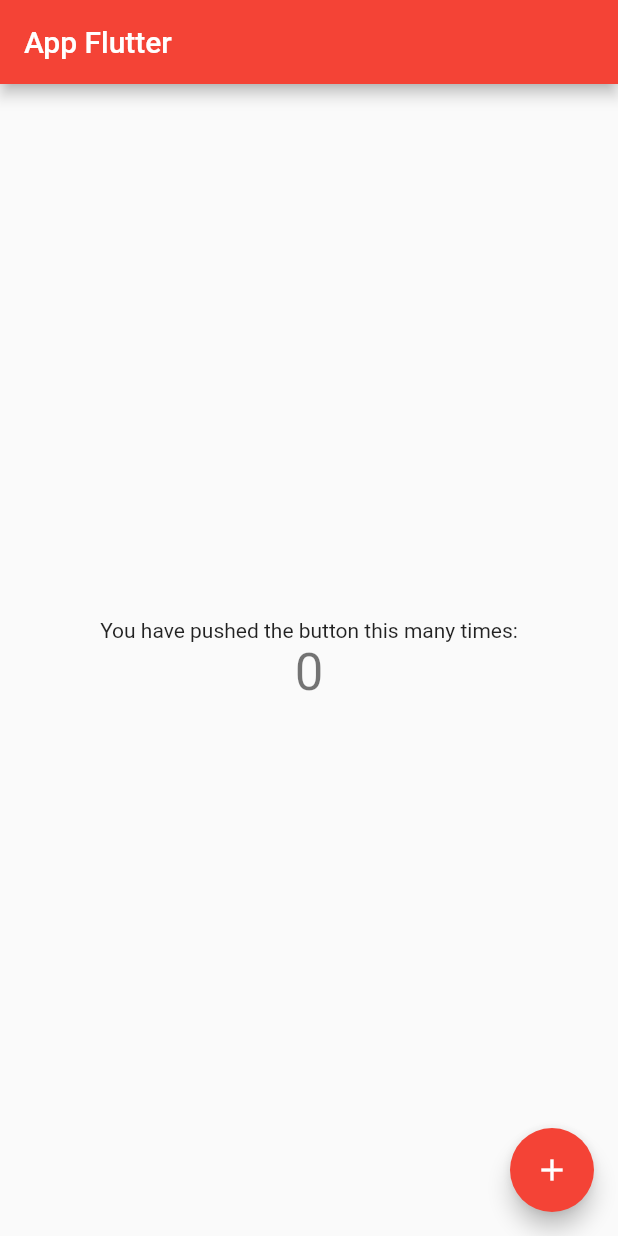
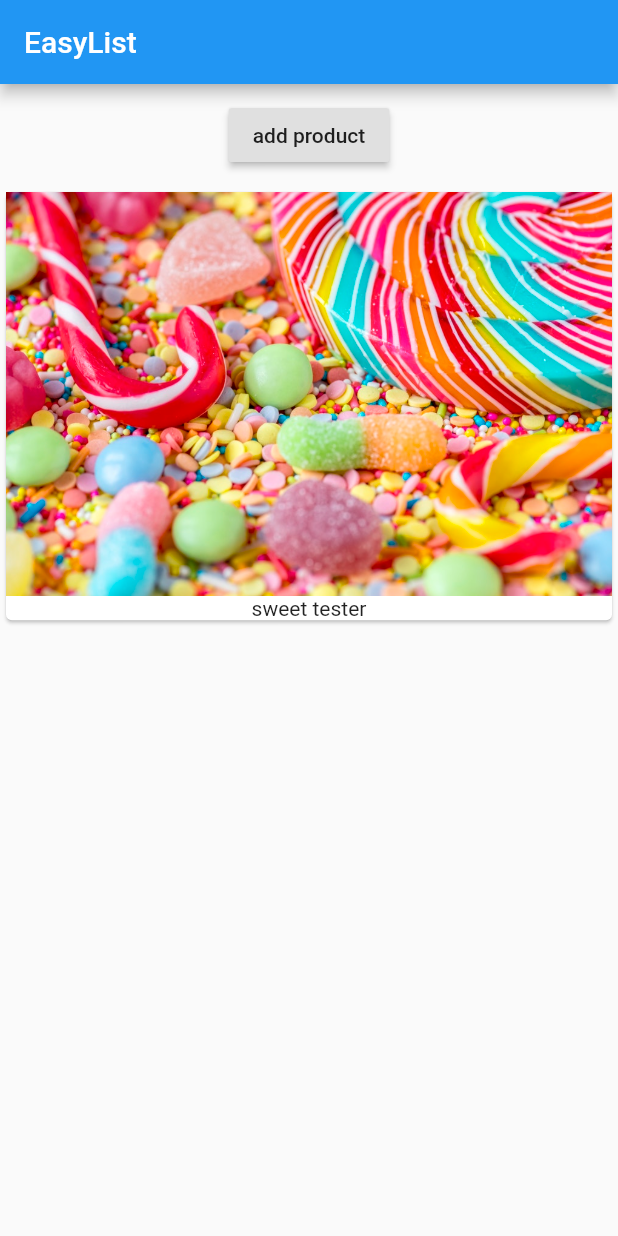
Before and after one commit to taioo/Take-a-question, a Flutter app: the screen it shows after launch, on a phone screen of 412 x 824 dp. Run offline on Flutter 3.47's test engine with Material 2 defaults, Android fonts, the phone set to English and light mode, and no system bars.

Commit message:
first app view

```diff
--- a/lib/MyApp.dart
+++ /dev/null
@@ -1,26 +0,0 @@
-import 'package:flutter/material.dart';
-import 'MyHomePage.dart';
-
-
-class MyApp extends StatelessWidget {
-  // This widget is the root of your application.
-  @override
-  Widget build(BuildContext context) {
-    return MaterialApp(
-      title: 'Flutter Demo',
-      theme: ThemeData(
-        // This is the theme of your application.
-        //
-        // Try running your application with "flutter run". You'll see the
-        // application has a blue toolbar. Then, without quitting the app, try
-        // changing the primarySwatch below to Colors.green and then invoke
-        // "hot reload" (press "r" in the console where you ran "flutter run",
-        // or simply save your changes to "hot reload" in a Flutter IDE).
-        // Notice that the counter didn't reset back to zero; the application
-        // is not restarted.
-        primarySwatch: Colors.red,
-      ),
-      home: MyHomePage(title: 'App Flutter'),
-    );
-  }
-}
--- a/lib/MyHomePage.dart
+++ /dev/null
@@ -1,21 +0,0 @@
-import 'package:flutter/material.dart';
-import 'MyHomePageState.dart';
-
-
-class MyHomePage extends StatefulWidget {
-  MyHomePage({Key key, this.title}) : super(key: key);
-
-  // This widget is the home page of your application. It is stateful, meaning
-  // that it has a State object (defined below) that contains fields that affect
-  // how it looks.
-
-  // This class is the configuration for the state. It holds the values (in this
-  // case the title) provided by the parent (in this case the App widget) and
-  // used by the build method of the State. Fields in a Widget subclass are
-  // always marked "final".
-
-  final String title;
-
-  @override
-  MyHomePageState createState() => MyHomePageState();
-}
--- a/lib/MyHomePageState.dart
+++ /dev/null
@@ -1,68 +0,0 @@
-import 'package:flutter/material.dart';
-import 'MyHomePage.dart';
-class MyHomePageState extends State<MyHomePage> {
-  int counter = 0;
-
-  void _incrementCounter() {
-    setState(() {
-      // This call to setState tells the Flutter framework that something has
-      // changed in this State, which causes it to rerun the build method below
-      // so that the display can reflect the updated values. If we changed
-      // _counter without calling setState(), then the build method would not be
-      // called again, and so nothing would appear to happen.
-      counter++;
-    });
-  }
-
-  @override
-  Widget build(BuildContext context) {
-    // This method is rerun every time setState is called, for instance as done
-    // by the _incrementCounter method above.
-    //
-    // The Flutter framework has been optimized to make rerunning build methods
-    // fast, so that you can just rebuild anything that needs updating rather
-    // than having to individually change instances of widgets.
-    return Scaffold(
-      appBar: AppBar(
-        // Here we take the value from the MyHomePage object that was created by
-        // the App.build method, and use it to set our appbar title.
-        title: Text(widget.title),
-      ),
-      body: Center(
-        // Center is a layout widget. It takes a single child and positions it
-        // in the middle of the parent.
-        child: Column(
-          // Column is also layout widget. It takes a list of children and
-          // arranges them vertically. By default, it sizes itself to fit its
-          // children horizontally, and tries to be as tall as its parent.
-          //
-          // Invoke "debug painting" (press "p" in the console, choose the
-          // "Toggle Debug Paint" action from the Flutter Inspector in Android
-          // Studio, or the "Toggle Debug Paint" command in Visual Studio Code)
-          // to see the wireframe for each widget.
-          //
-          // Column has various properties to control how it sizes itself and
-          // how it positions its children. Here we use mainAxisAlignment to
-          // center the children vertically; the main axis here is the vertical
-          // axis because Columns are vertical (the cross axis would be
-          // horizontal).
-          mainAxisAlignment: MainAxisAlignment.center,
-          children: <Widget>[
-            Text(
-              'You have pushed the button this many times:',
-            ),
-            Text(
-              '$counter',
-              style: Theme.of(context).textTheme.display1,
-            ),
-          ],
-        ),
-      ),
-      floatingActionButton: FloatingActionButton(
-        onPressed: _incrementCounter,
-        tooltip: 'Increment',
-        child: Icon(Icons.add),
-      ), // This trailing comma makes auto-formatting nicer for build methods.
-    );
-  }
-}
--- a/lib/main.dart
+++ b/lib/main.dart
@@ -1,4 +1,18 @@
 import 'package:flutter/material.dart';
-import 'MyApp.dart';
+import './pruduct_manager.dart';
 
 void main() => runApp(MyApp());
+
+class MyApp extends StatelessWidget {
+  @override
+  Widget build(BuildContext context) {
+    return MaterialApp(
+      home: Scaffold(
+        appBar: AppBar(
+          title: Text('EasyList'),
+        ),
+        body: ProductManeger('sweet tester'),
+      ),
+    );
+  }
+}
--- /dev/null
+++ b/lib/products.dart
@@ -0,0 +1,23 @@
+import 'package:flutter/material.dart';
+
+class Products extends StatelessWidget {
+  final List<String> products;
+
+  Products(this.products);
+
+  @override
+  Widget build(BuildContext context) {
+    return Column(
+      children: products
+          .map((element) => Card(
+                child: Column(
+                  children: <Widget>[
+                    Image.asset('assets/sweets.jpeg'),
+                    Text(element)
+                  ],
+                ),
+              ))
+          .toList(),
+    );
+  }
+}
--- /dev/null
+++ b/lib/pruduct_manager.dart
@@ -0,0 +1,44 @@
+import 'package:flutter/material.dart';
+
+import './products.dart';
+
+class ProductManeger extends StatefulWidget {
+  final String startingProduct;
+
+  const ProductManeger(this.startingProduct);
+
+  @override
+  State<StatefulWidget> createState() {
+    return _ProductManegerState();
+  }
+}
+
+class _ProductManegerState extends State<ProductManeger> {
+  List<String> _products = [];
+
+  @override
+  void initState() {
+    _products.add(widget.startingProduct);
+    super.initState();
+  }
+  @override
+  Widget build(BuildContext context) {
+    return Column(
+      children: [
+        Container(
+          margin: EdgeInsets.all(10.0),
+          child: RaisedButton(
+            onPressed: () {
+              setState(() {
+                _products.add('Advance sweet tester');
+                print(_products);
+              });
+            },
+            child: Text('add product'),
+          ),
+        ),
+        Products(_products)
+      ],
+    );
+  }
+}
--- a/pubspec.yaml
+++ b/pubspec.yaml
@@ -37,9 +37,9 @@ flutter:
   uses-material-design: true
 
   # To add assets to your application, add an assets section, like this:
-  # assets:
-  #  - images/a_dot_burr.jpeg
-  #  - images/a_dot_ham.jpeg
+  assets:
+   - assets/sweets.jpeg
+  # - images/a_dot_ham.jpeg
 
   # An image asset can refer to one or more resolution-specific "variants", see
   # https://flutter.io/assets-and-images/#resolution-aware.
```
Also changed, not shown: assets/sweets.jpeg (added), 6 other files.
